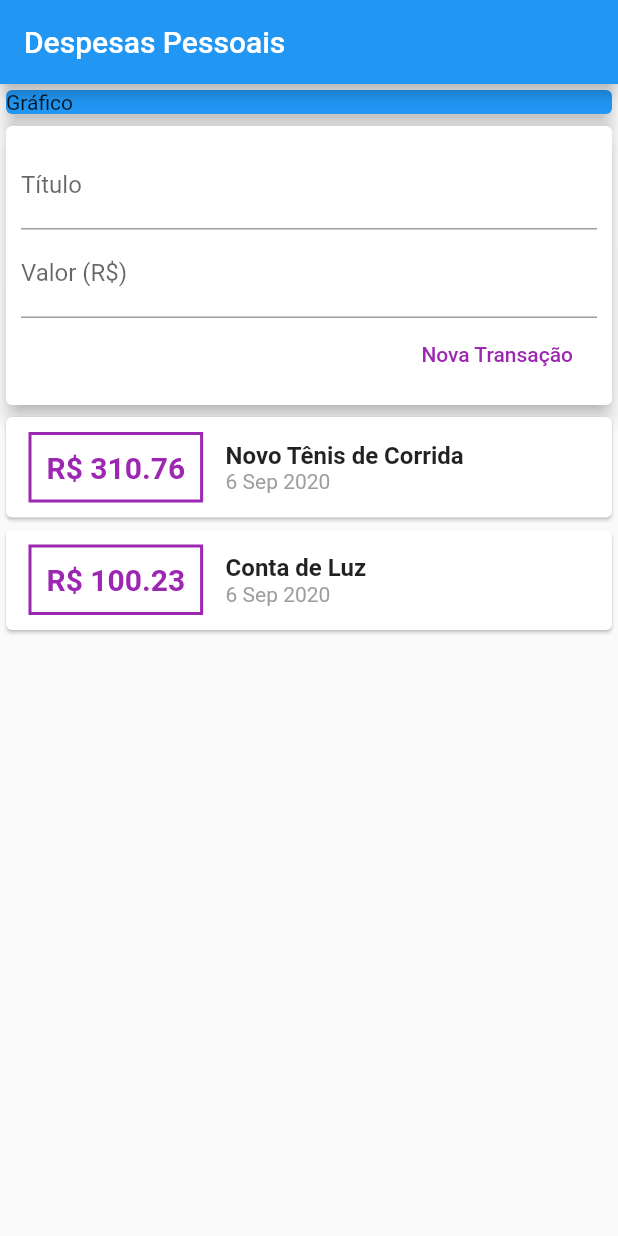
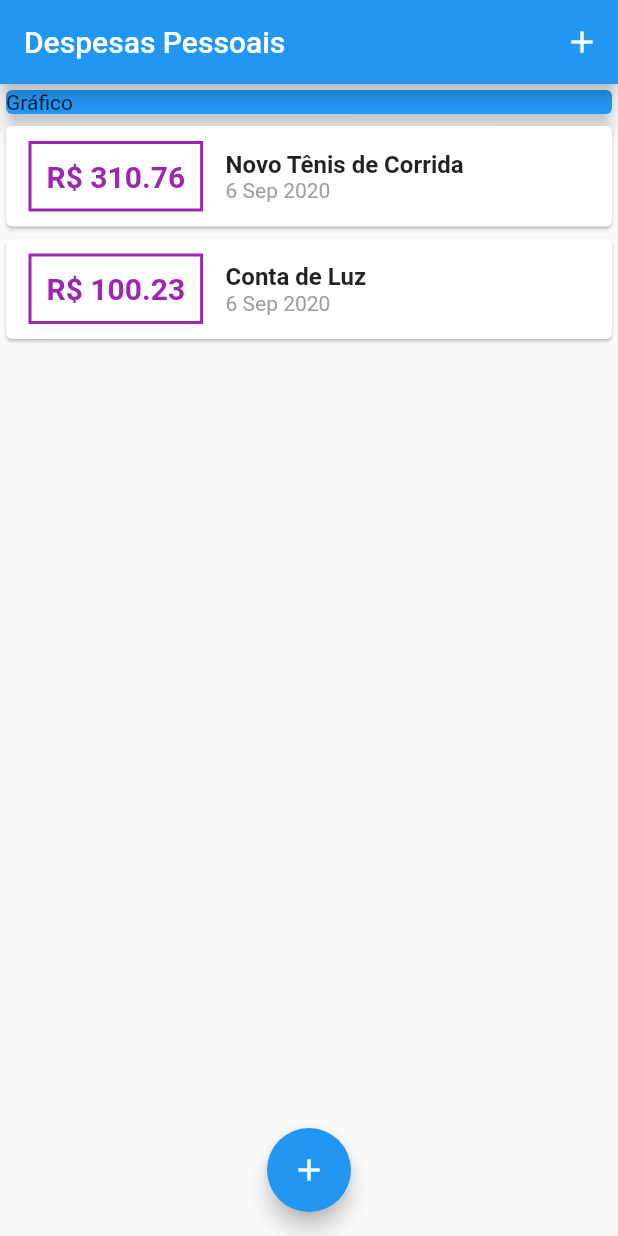
Before and after one commit to rafaelmesquita-ceara/projeto_despesas_pessoais, a Flutter app: the screen it shows after launch, on a phone screen of 412 x 824 dp. Run offline on Flutter 3.47's test engine with Material 2 defaults, Android fonts, the phone set to English and light mode, and no system bars.

```diff
--- a/lib/components/transaction_user.dart
+++ /dev/null
@@ -1,51 +0,0 @@
-import 'dart:math';
-
-import 'package:flutter/material.dart';
-import 'package:projeto_despesas_pessoais/components/transaction_form.dart';
-import 'package:projeto_despesas_pessoais/components/transaction_list.dart';
-import '../models/transaction.dart';
-
-class TransactionUser extends StatefulWidget {
-  @override
-  _TransactionUserState createState() => _TransactionUserState();
-}
-
-class _TransactionUserState extends State<TransactionUser> {
-  final _transactions = [
-      Transaction(
-        id : 't1',
-        title : 'Novo Tênis de Corrida',
-        value : 310.76,
-        date : DateTime.now(),
-      ),
-      Transaction(
-        id : 't2',
-        title : 'Conta de Luz',
-        value : 100.23,
-        date : DateTime.now(),
-      ),
-    ];
-
-  _addTransaction(String title, double value) {
-    final newTransaction = Transaction(
-      id: Random().nextDouble().toString(),
-      title: title,
-      value: value,
-      date: DateTime.now()
-      );
-
-      setState(() {
-        _transactions.add(newTransaction);
-      });
-  }
-
-  @override
-  Widget build(BuildContext context) {
-    return Column(
-      children: [
-        TransactionForm(_addTransaction),
-        TransactionList(_transactions),
-      ],
-    );
-  }
-}
--- a/lib/main.dart
+++ b/lib/main.dart
@@ -1,9 +1,8 @@
 import 'package:flutter/material.dart';
 import 'package:projeto_despesas_pessoais/components/transaction_form.dart';
 import 'package:projeto_despesas_pessoais/components/transaction_list.dart';
-import 'package:projeto_despesas_pessoais/components/transaction_user.dart';
 import 'package:projeto_despesas_pessoais/models/transaction.dart';
-
+import 'dart:math';
 
 
 main() => runApp(ExpensesApp());
@@ -15,12 +14,62 @@ class ExpensesApp extends StatelessWidget {
   }
 }
 
-class MyHomePage extends StatelessWidget {
+class MyHomePage extends StatefulWidget {
+
+  @override
+  _MyHomePageState createState() => _MyHomePageState();
+}
+
+class _MyHomePageState extends State<MyHomePage> {
+
+  _addTransaction(String title, double value) {
+    final newTransaction = Transaction(
+      id: Random().nextDouble().toString(),
+      title: title,
+      value: value,
+      date: DateTime.now()
+      );
+
+      setState(() {
+        _transactions.add(newTransaction);
+      });
+  }
+
+  final _transactions = [
+      Transaction(
+        id : 't1',
+        title : 'Novo Tênis de Corrida',
+        value : 310.76,
+        date : DateTime.now(),
+      ),
+      Transaction(
+        id : 't2',
+        title : 'Conta de Luz',
+        value : 100.23,
+        date : DateTime.now(),
+      ),
+    ];
+
+  _openTransactionFormModal(BuildContext context) {
+    showModalBottomSheet(
+      context: context,
+      builder: (_) {
+        return TransactionForm(_addTransaction);
+      }
+    );
+  }
+
   @override
   Widget build(BuildContext context) {
     return Scaffold(
       appBar: AppBar(
         title : Text('Despesas Pessoais'),
+        actions: [
+          IconButton(
+            icon: Icon(Icons.add),
+            onPressed: () => _openTransactionFormModal(context),
+          )
+        ],
       ),
       body : SingleChildScrollView(
           child: Column(
@@ -33,10 +82,15 @@ class MyHomePage extends StatelessWidget {
                 elevation: 5,
               ),
             ),
-            TransactionUser()
+            TransactionList(_transactions),
           ]
         ),
-      )
+      ),
+      floatingActionButton: FloatingActionButton(
+        child: Icon(Icons.add),
+        onPressed: () => _openTransactionFormModal(context),
+      ),
+      floatingActionButtonLocation: FloatingActionButtonLocation.centerFloat,
     );
   }
 }
```
